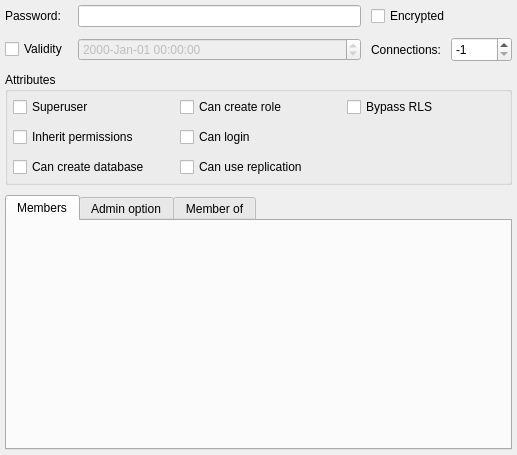
Old version of the form libs/libgui/ui/dbobjects/rolewidget.ui in the repository pgmodeler/pgmodeler.
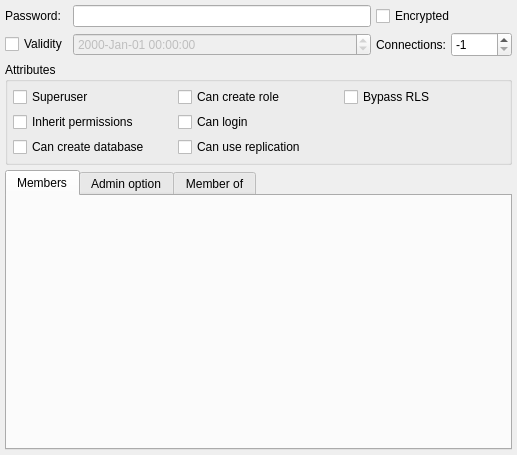
New version of the form.

Diff of the .ui file:
```diff
--- a/libs/libgui/ui/dbobjects/rolewidget.ui
+++ b/libs/libgui/ui/dbobjects/rolewidget.ui
@@ -30,7 +30,7 @@
     <number>5</number>
    </property>
    <property name="spacing">
-    <number>10</number>
+    <number>5</number>
    </property>
    <item row="1" column="1">
     <widget class="QDateTimeEdit" name="validity_dte">
@@ -121,7 +121,7 @@
        <number>5</number>
       </property>
       <property name="spacing">
-       <number>10</number>
+       <number>5</number>
       </property>
       <item row="0" column="0">
        <widget class="QCheckBox" name="superusr_chk">
```
